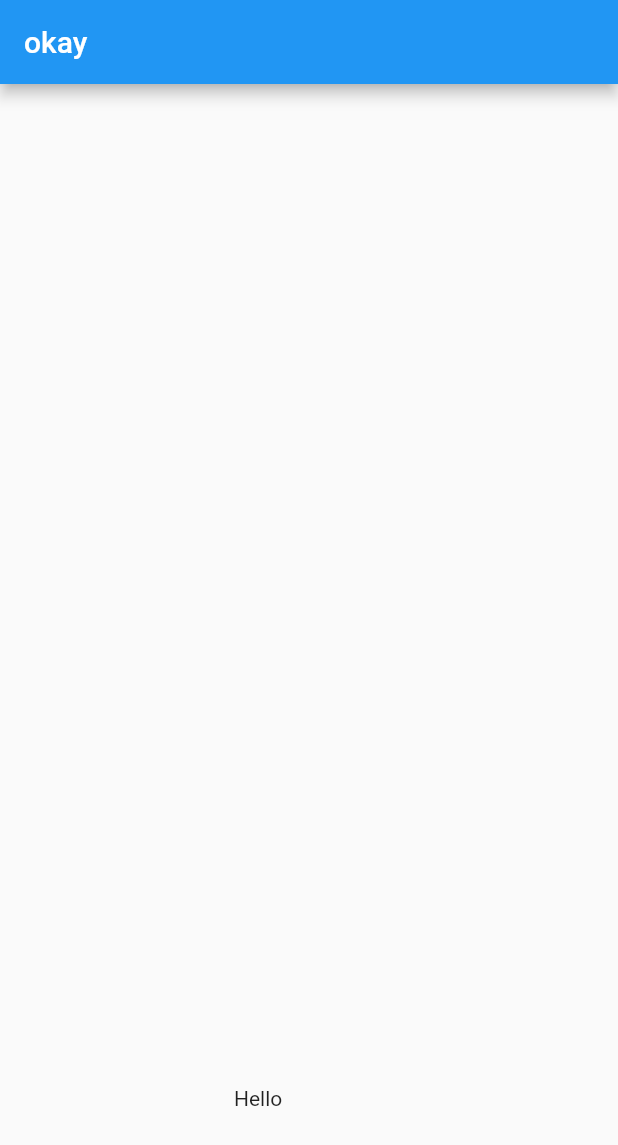
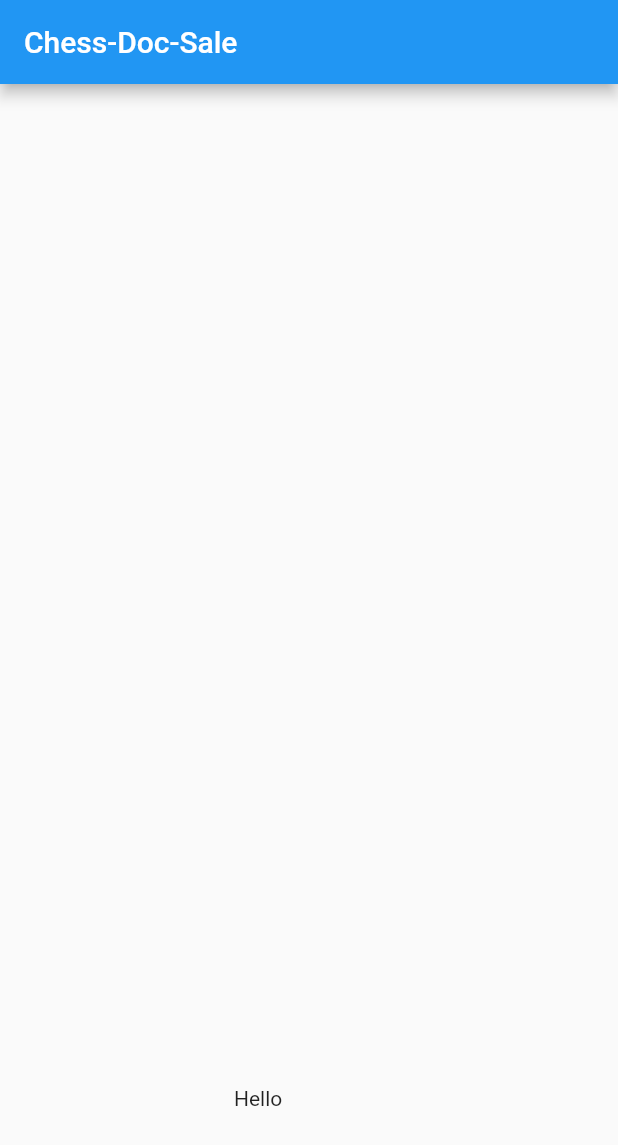
Before and after one commit to Godslovelee/chess_doc_commerce, a Flutter app: the screen it shows after launch, on a phone screen of 412 x 824 dp. Shown: the top 1145 px of the screen. Run offline on Flutter 3.47's test engine with Material 2 defaults, Android fonts, the phone set to English and light mode, and no system bars.

Commit message:
"changing doc-sale"

```diff
--- a/lib/main.dart
+++ b/lib/main.dart
@@ -32,7 +32,7 @@ class _MyHomePageState extends State<MyHomePage> {
   Widget build(BuildContext context) {
     return Scaffold(
       appBar: AppBar(
-        title: Text("okay"),
+        title: Text("Chess-Doc-Sale"),
       ),
       body: Center(
         child: Column(
```
